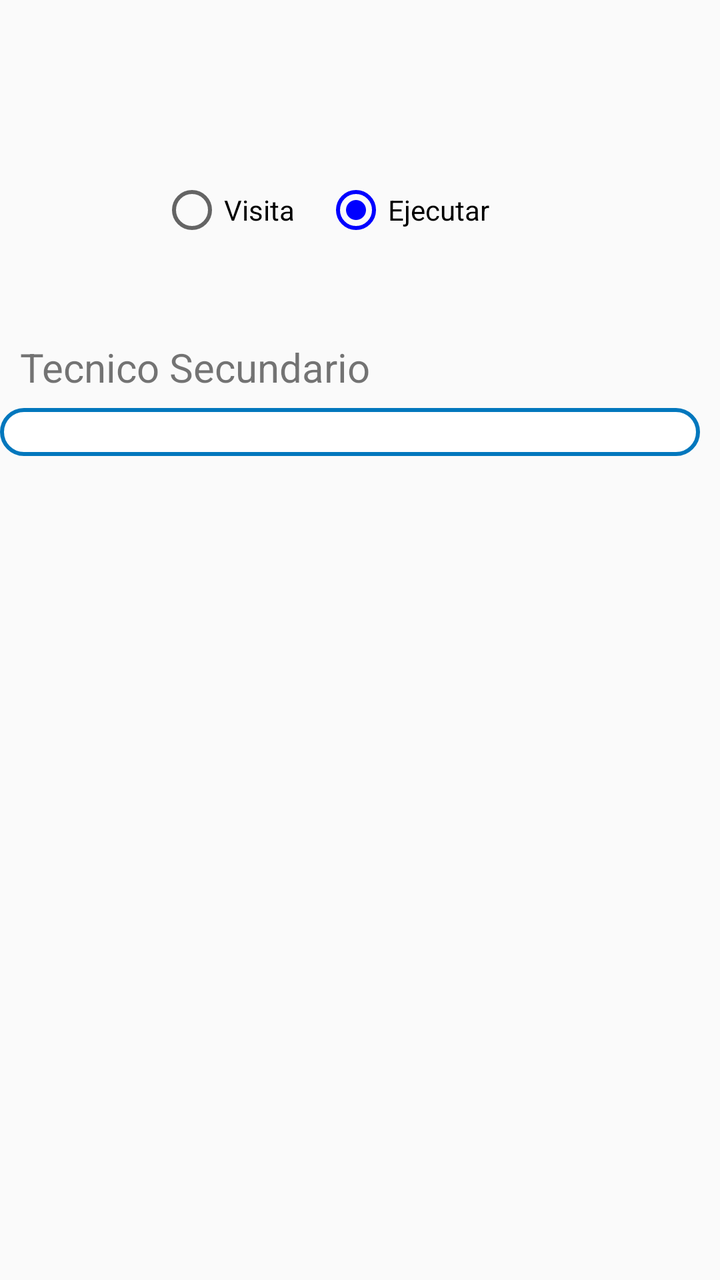
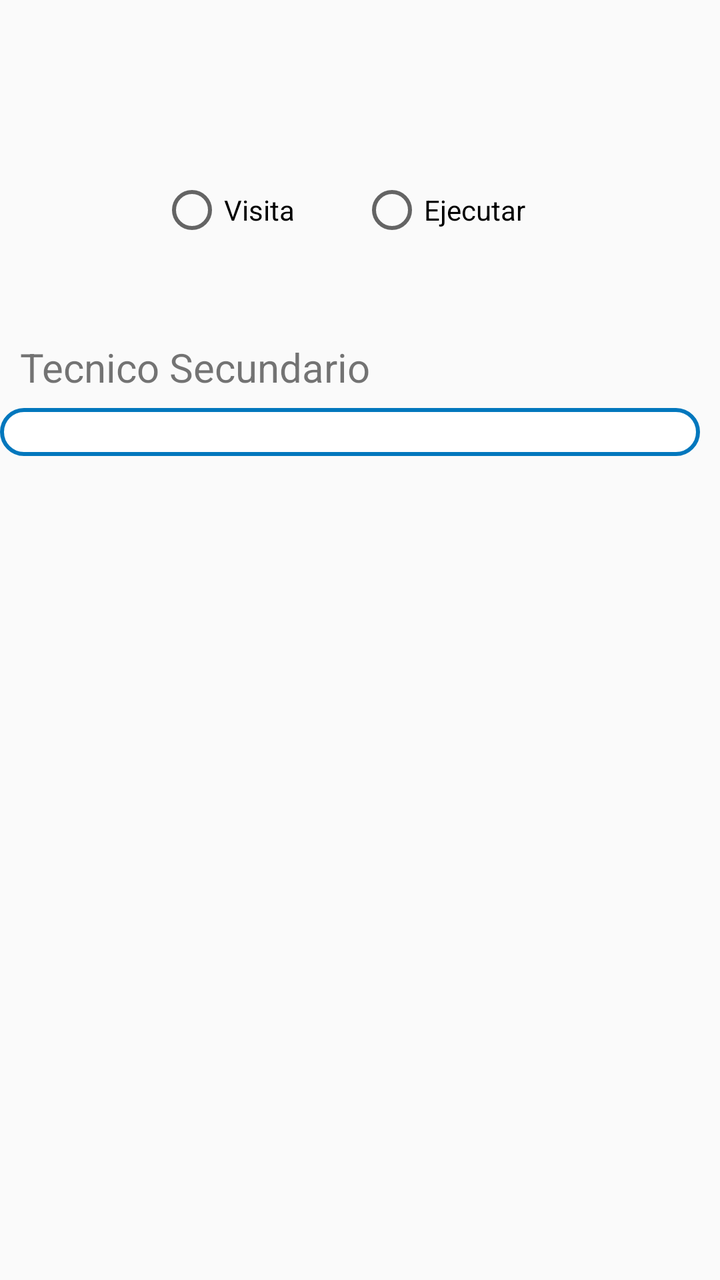

An Android layout rendered at two revisions. The XML below is the earlier revision; the diff shows what the commit changed to produce the second picture.
<!-- AndroidManifest.xml: application theme AppTheme -->
<!-- res/layout/activity_horas_reporte.xml -->
<?xml version="1.0" encoding="utf-8"?>
<FrameLayout xmlns:android="http://schemas.android.com/apk/res/android"
    xmlns:tools="http://schemas.android.com/tools"
    android:layout_width="match_parent"
    android:layout_height="match_parent"
    xmlns:app="http://schemas.android.com/apk/res-auto"
    tools:context=".Fragments.HorasReportes">
    <RelativeLayout
        android:id="@+id/rb"
        android:layout_width="match_parent"
        android:layout_height="50dp"
        android:layout_alignParentStart="true"
        android:layout_alignParentTop="true"
        android:layout_marginStart="0dp"
        android:layout_marginTop="89dp">

        <RadioGroup
            android:id="@+id/grupo_dias"
            android:layout_width="match_parent"
            android:layout_height="match_parent"
            android:checkedButton="@+id/ejutada1"
            android:orientation="horizontal">

            <RadioButton
                android:id="@+id/ejutada1"
                android:layout_width="82dp"
                android:layout_height="wrap_content"
                android:layout_marginStart="80dp"
                android:text="@string/visita"
                />

            <RadioButton
                android:id="@+id/visitada1"
                android:layout_width="107dp"
                android:checked="true"
                android:layout_height="wrap_content"
                android:text="@string/ejecutar"
                />
        </RadioGroup>
    </RelativeLayout>
    <ScrollView
        android:layout_width="fill_parent"
        android:layout_height="match_parent"
        android:layout_alignParentStart="true"
        android:layout_marginStart="0dp"
        android:layout_marginTop="120dp"
        android:verticalScrollbarPosition="defaultPosition"
        android:visibility="visible">
        <RelativeLayout
            android:layout_width="match_parent"
            android:layout_height="375dp"
            android:layout_alignParentStart="true"
            android:layout_alignParentBottom="true">

            <RelativeLayout
                android:id="@+id/RE1"
                android:layout_width="wrap_content"
                android:layout_height="wrap_content"
                android:layout_alignParentStart="true"
                android:layout_marginStart="0dp"
                android:visibility="visible"
                tools:ignore="NotSibling">

                
            </RelativeLayout>

            <RelativeLayout
                android:id="@+id/RV1"
                android:layout_width="match_parent"
                android:layout_height="193dp"
                android:layout_below="@+id/RE1"
                android:visibility="gone">

                <TextView
                    android:id="@+id/qwe"
                    android:layout_width="wrap_content"
                    android:layout_height="wrap_content"
                    android:layout_alignParentTop="true"
                    android:layout_marginStart="10dp"
                    android:layout_marginLeft="8dp"
                    android:layout_marginTop="18dp"
                    android:text="@string/visita1"
                    android:textSize="22sp"
                    android:textStyle="bold" />

                <TextView
                    android:id="@+id/visit2"
                    android:layout_width="wrap_content"
                    android:layout_height="wrap_content"
                    android:layout_below="@+id/qwe"
                    android:layout_marginStart="10dp"
                    android:layout_marginLeft="8dp"
                    android:layout_marginTop="27dp"
                    android:text="@string/visita2"
                    android:textSize="22sp"
                    android:textStyle="bold" />

                <TextView
                    android:id="@+id/asd"
                    android:layout_width="wrap_content"
                    android:layout_height="wrap_content"
                    android:layout_below="@+id/visit2"
                    android:layout_marginStart="10dp"
                    android:layout_marginLeft="8dp"
                    android:layout_marginTop="27dp"
                    android:text="@string/visita3"
                    android:textSize="22sp"
                    android:textStyle="bold" />

                <EditText
                    android:id="@+id/visita11"
                    android:layout_width="match_parent"
                    android:layout_height="wrap_content"
                    android:layout_alignParentTop="true"
                    android:layout_alignParentEnd="true"
                    android:layout_marginStart="65dp"
                    android:layout_marginTop="8dp"
                    android:layout_marginEnd="10dp"
                    android:layout_toEndOf="@+id/qwe"
                    android:focusable="false"
                    android:hint="@string/fechaformato"
                    android:textSize="20dp" />

                <EditText
                    android:id="@+id/visita21"
                    android:layout_width="match_parent"
                    android:layout_height="wrap_content"
                    android:layout_below="@+id/visita11"
                    android:layout_alignParentEnd="true"
                    android:layout_marginStart="65dp"
                    android:layout_marginTop="8dp"
                    android:layout_marginEnd="10dp"
                    android:layout_toEndOf="@+id/visit2"
                    android:enabled="false"
                    android:focusable="false"
                    android:hint="@string/fechaformato"
                    android:textSize="20dp" />

                <EditText
                    android:id="@+id/visita31"
                    android:layout_width="wrap_content"
                    android:layout_height="wrap_content"
                    android:layout_below="@+id/visita21"
                    android:layout_alignParentEnd="true"
                    android:layout_marginStart="65dp"
                    android:layout_marginTop="8dp"
                    android:layout_marginEnd="10dp"
                    android:layout_toEndOf="@+id/asd"
                    android:enabled="false"
                    android:focusable="false"
                    android:hint="@string/fechaformato"
                    android:textSize="20dp" />
            </RelativeLayout>


            


            <TextView
                android:id="@+id/textView3"
                android:layout_width="wrap_content"
                android:layout_height="wrap_content"
                android:layout_below="@+id/RV1"
                android:layout_marginStart="10dp"
                android:layout_marginTop="50dp"
                android:text="@string/tecnico_Sec"
                android:textSize="20dp"
                app:layout_constraintStart_toStartOf="parent"
                app:layout_constraintTop_toTopOf="parent" />

            <Spinner
                android:id="@+id/tecnicosec1"
                android:layout_width="350dp"
                android:layout_height="24dp"
                android:layout_below="@+id/textView3"
                android:layout_marginTop="7dp"
                android:background="@drawable/disenio_spinner"
                app:layout_constraintStart_toStartOf="parent"
                app:layout_constraintTop_toBottomOf="@+id/textView3"
                app:layout_constraintTop_toTopOf="parent" />

        </RelativeLayout>
    </ScrollView>
</FrameLayout>
<!-- resources referenced by this layout -->
<resources>
  <!-- drawable disenio_spinner (drawable) -->
  <?xml version="1.0" encoding="utf-8"?>
  <selector xmlns:android="http://schemas.android.com/apk/res/android">
      <item>
          <shape>
              <solid
                  android:color="@color/fondoBlanco">
              </solid>
  
              <corners android:radius="15dp" />
  
              <padding
                  android:bottom="1dp"
                  android:left="2dp"
                  android:right="10dp"
                  android:top="1dp" />
              <stroke
                  android:width="2dp"
                  android:color="@color/colorPrimary"/>
          </shape>
      </item>
  </selector>
  <string name="ejecutar">Ejecutar</string>
  <string name="fechaformato">dd/MM/AAAA</string>
  <string name="tecnico_Sec">Tecnico Secundario</string>
  <string name="visita">Visita</string>
  <string name="visita1">Visita 1</string>
  <string name="visita2">Visita 2</string>
  <string name="visita3">Visita 3</string>
  <style name="AppTheme" parent="Theme.AppCompat.Light.DarkActionBar">
          
          <item name="colorPrimary">@color/colorPrimary</item>
          <item name="colorPrimaryDark">@color/colorPrimaryDark</item>
          <item name="colorAccent">@color/colorAccent</item>
          <item name="android:colorForeground">@android:color/background_dark</item>
      </style>
  <color name="fondoBlanco">#fff</color>
  <color name="colorPrimary">#0277BD</color>
  <color name="colorPrimaryDark">#004C8C</color>
  <color name="colorAccent">#0000FF</color>
</resources>

<!-- the commit's change to res/layout/activity_horas_reporte.xml (unified diff, before → after) -->
@@ -18,12 +18,11 @@
             android:id="@+id/grupo_dias"
             android:layout_width="match_parent"
             android:layout_height="match_parent"
-            android:checkedButton="@+id/ejutada1"
             android:orientation="horizontal">
 
             <RadioButton
                 android:id="@+id/ejutada1"
-                android:layout_width="82dp"
+                android:layout_width="100dp"
                 android:layout_height="wrap_content"
                 android:layout_marginStart="80dp"
                 android:text="@string/visita"
@@ -31,8 +30,7 @@
 
             <RadioButton
                 android:id="@+id/visitada1"
-                android:layout_width="107dp"
-                android:checked="true"
+                android:layout_width="100dp"
                 android:layout_height="wrap_content"
                 android:text="@string/ejecutar"
                 />
